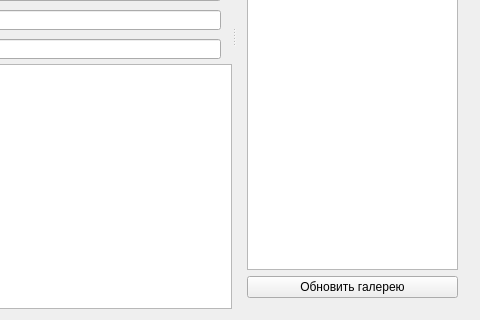
Qt form mainwindow.ui (Krerg/carDetailsControl) before a commit; both pictures show x 494 to 974 and y 262 to 582 of the 974 by 582 pixel window.
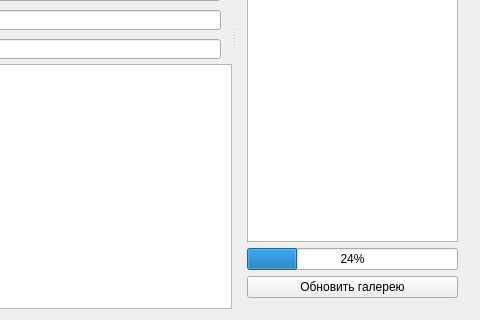
The same form after that commit.

Commit message: added image caching, fix gallery, fix imageviewer, now the program is loaded instantly

The edit to the form file:
```diff
--- a/mainwindow.ui
+++ b/mainwindow.ui
@@ -716,6 +716,9 @@
            <height>180</height>
           </size>
          </property>
+         <property name="textElideMode">
+          <enum>Qt::ElideMiddle</enum>
+         </property>
          <property name="resizeMode">
           <enum>QListView::Adjust</enum>
          </property>
@@ -723,13 +726,7 @@
           <enum>QListView::Batched</enum>
          </property>
          <property name="spacing">
-          <number>0</number>
-         </property>
-         <property name="gridSize">
-          <size>
-           <width>110</width>
-           <height>110</height>
-          </size>
+          <number>2</number>
          </property>
          <property name="viewMode">
           <enum>QListView::IconMode</enum>
@@ -742,6 +739,28 @@
          </property>
          <property name="batchSize">
           <number>1</number>
+         </property>
+         <property name="wordWrap">
+          <bool>true</bool>
+         </property>
+        </widget>
+       </item>
+       <item>
+        <widget class="QProgressBar" name="UpdateGalleryProgressBar">
+         <property name="enabled">
+          <bool>true</bool>
+         </property>
+         <property name="value">
+          <number>24</number>
+         </property>
+         <property name="alignment">
+          <set>Qt::AlignCenter</set>
+         </property>
+         <property name="textVisible">
+          <bool>true</bool>
+         </property>
+         <property name="invertedAppearance">
+          <bool>false</bool>
          </property>
         </widget>
        </item>
```
The commit also changes 8 other files.
